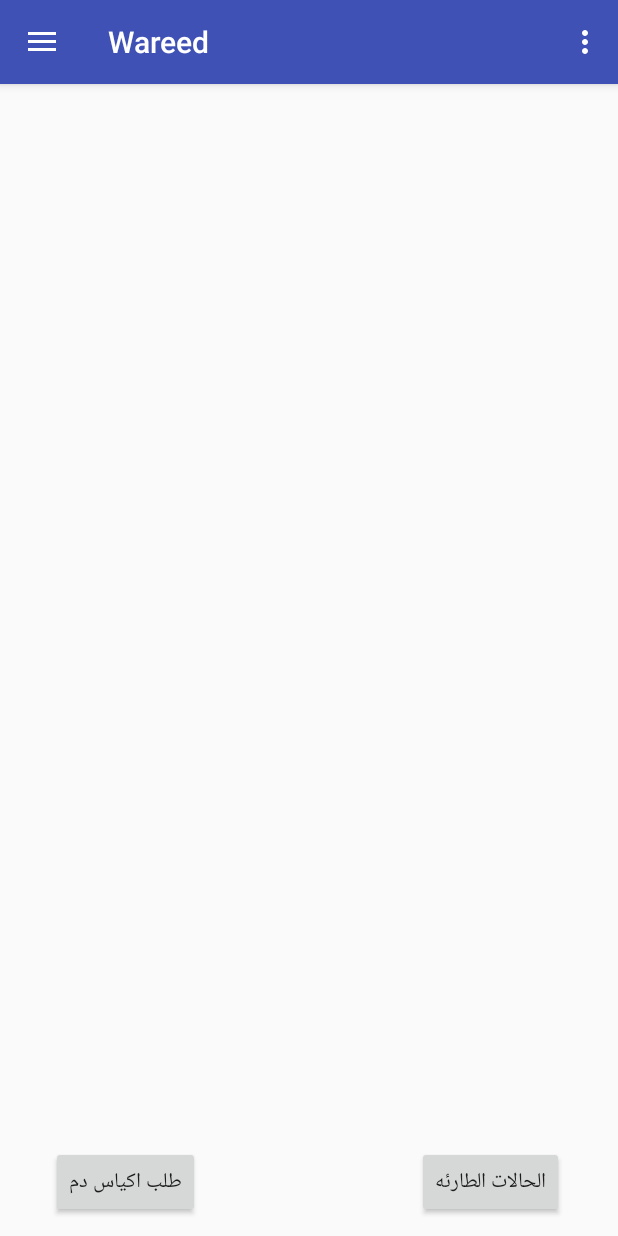
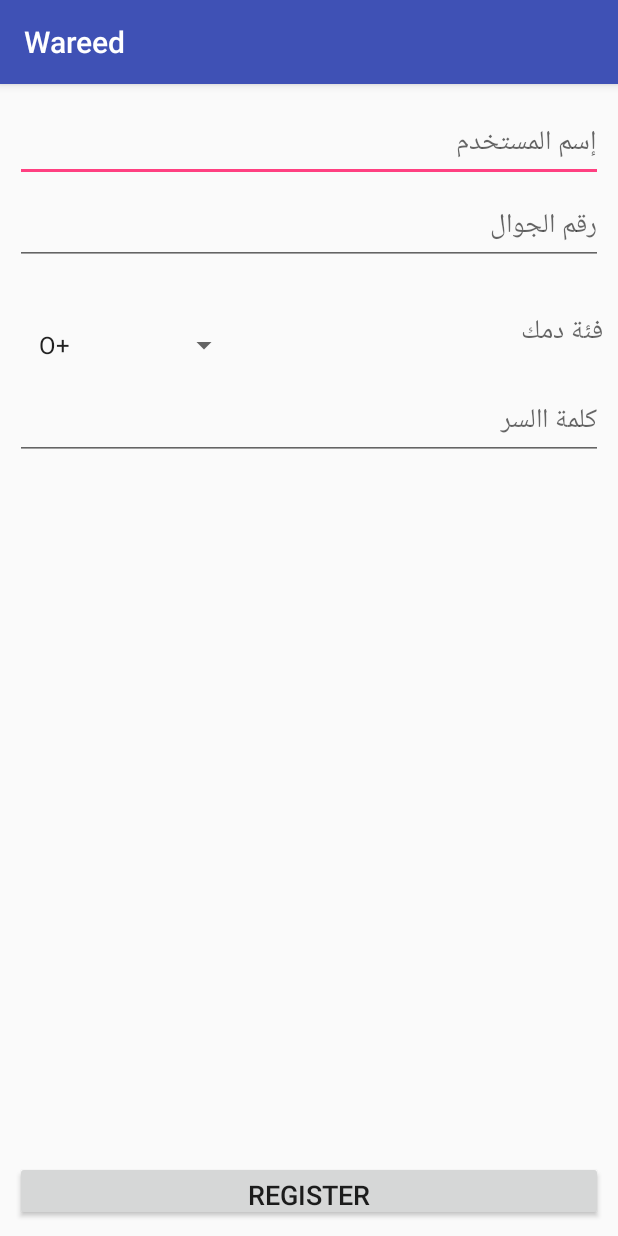
Before and after one commit to d7om7608/Wareed, an Android app: the screen it shows after launch (MainActivity before the commit, RegisterActicity after it), on a phone screen of 412 x 824 dp. Run offline under Robolectric (Android 15) with nearby library versions, the phone set to English and light mode, and no system bars; our stand-ins replace Firebase (no records; nobody signed in at launch, a user with empty details on screens opened directly); libraries missing offline, so code that uses them is left out: com.firebase.ui.

Commit message:
sign using database added

```diff
--- a/app/src/main/AndroidManifest.xml
+++ b/app/src/main/AndroidManifest.xml
@@ -27,6 +27,8 @@
             android:parentActivityName=".MainActivity" />
         <activity android:name=".EmergencyListActivity" />
         <activity android:name=".RequstActivity"></activity>
+        <activity android:name=".RegisterActicity"></activity>
+
     </application>
 
 </manifest>
--- a/app/src/main/java/com/example/d7om7/wareed/MainActivity.java
+++ b/app/src/main/java/com/example/d7om7/wareed/MainActivity.java
@@ -18,12 +18,20 @@ import android.widget.Toast;
 import com.firebase.ui.auth.AuthUI;
 import com.google.firebase.auth.FirebaseAuth;
 import com.google.firebase.auth.FirebaseUser;
+import com.google.firebase.auth.PhoneAuthProvider;
 import com.google.firebase.database.ChildEventListener;
 import com.google.firebase.database.DatabaseReference;
 import com.google.firebase.database.FirebaseDatabase;
 
+import java.util.Arrays;
+
 public class MainActivity extends AppCompatActivity
         implements NavigationView.OnNavigationItemSelectedListener {
+
+//    private static final String TAG = "PhoneAuthActivity";
+
+//    private PhoneAuthProvider.ForceResendingToken mResendToken;
+//    private PhoneAuthProvider.OnVerificationStateChangedCallbacks mCallbacks;
 
     public static final int RC_SIGN_IN = 1;
     private FirebaseDatabase mFirebaseDatabase;
@@ -47,7 +55,7 @@ public class MainActivity extends AppCompatActivity
 
         DrawerLayout drawer = (DrawerLayout) findViewById(R.id.drawer_layout);
         ActionBarDrawerToggle toggle = new ActionBarDrawerToggle(
-            this, drawer, toolbar, R.string.navigation_drawer_open, R.string.navigation_drawer_close);
+                this, drawer, toolbar, R.string.navigation_drawer_open, R.string.navigation_drawer_close);
         drawer.setDrawerListener(toggle);
         toggle.syncState();
 
@@ -60,23 +68,19 @@ public class MainActivity extends AppCompatActivity
                 FirebaseUser user = firebaseAuth.getCurrentUser();
                 if (user != null) {
                     // User is signed in
-                    Toast.makeText(MainActivity.this, "Signed in!", Toast.LENGTH_SHORT).show();
+                    Toast.makeText(MainActivity.this, "", Toast.LENGTH_SHORT).show();
                 } else {
                     // User is signed out
-                    startActivityForResult(
-                            AuthUI.getInstance()
-                                    .createSignInIntentBuilder()
-                                    .setIsSmartLockEnabled(false)
-                                    .setProviders(
-                                            AuthUI.EMAIL_PROVIDER,
-                                            AuthUI.GOOGLE_PROVIDER)
-                                    .build(),
-                            RC_SIGN_IN);
+                    Intent loginIntent = new Intent(MainActivity.this, RegisterActicity.class);
+                    loginIntent.addFlags(Intent.FLAG_ACTIVITY_CLEAR_TOP);
+                    startActivity(loginIntent);
+
                 }
             }
+
         };
+
     }
-
     @Override
     protected void onResume() {
         super.onResume();
@@ -125,6 +129,8 @@ public class MainActivity extends AppCompatActivity
         }
         if (id == R.id.action_sign_out) {
 
+                    AuthUI.getInstance().signOut(this);
+
 
             return true;
         }
--- a/app/src/main/java/com/example/d7om7/wareed/RegisterActicity.java
+++ b/app/src/main/java/com/example/d7om7/wareed/RegisterActicity.java
@@ -1,8 +1,125 @@
 package com.example.d7om7.wareed;
+
+import android.app.ProgressDialog;
+import android.content.Intent;
+import android.os.Bundle;
+import android.support.annotation.NonNull;
+import android.support.annotation.Nullable;
+import android.support.v7.app.AppCompatActivity;
+import android.text.TextUtils;
+import android.util.Log;
+import android.view.View;
+import android.widget.ArrayAdapter;
+import android.widget.Button;
+import android.widget.EditText;
+import android.widget.Spinner;
+import android.widget.Toast;
+
+import com.firebase.ui.auth.User;
+import com.google.android.gms.tasks.OnCompleteListener;
+import com.google.android.gms.tasks.Task;
+import com.google.firebase.auth.AuthResult;
+import com.google.firebase.auth.FirebaseAuth;
+import com.google.firebase.database.DatabaseReference;
+import com.google.firebase.database.FirebaseDatabase;
+
+import java.util.ArrayList;
+import java.util.List;
+
+import static android.R.attr.phoneNumber;
+import static android.R.attr.start;
 
 /**
  * Created by Azura on 7/30/2017.
  */
 
-public class RegisterActicity {
+public class RegisterActicity extends AppCompatActivity {
+
+    private EditText UserNameEditText;
+    private EditText PasswordEditText;
+    private Spinner BloodTypeSpinner;
+    private EditText PhoneNumberEditText;
+
+    private FirebaseDatabase SignFirebaseDatabase;
+    private FirebaseAuth SignAuth;
+    private DatabaseReference SignDataBase;
+    private ProgressDialog SignprogressDialog ;
+
+    @Override
+    protected void onCreate(@Nullable Bundle savedInstanceState) {
+        super.onCreate(savedInstanceState);
+        setContentView(R.layout.activity_register);
+        UserNameEditText = (EditText) findViewById(R.id.signIn_username_editText);
+        PasswordEditText = (EditText) findViewById(R.id.signIn_password_editText);
+        BloodTypeSpinner = (Spinner) findViewById(R.id.blood_type_spinner);
+        PhoneNumberEditText = (EditText) findViewById(R.id.signIn_phoneNumber_editText);
+
+        final List<String> list = new ArrayList<String>();
+        list.add("O+");
+        list.add("O+");
+        list.add("A+");
+        list.add("A-");
+        list.add("B+");
+        list.add("B-");
+        list.add("AB+");
+        list.add("AB-");
+        ArrayAdapter<String> BloodSpinnerAdapter = new ArrayAdapter<String>(this,
+                android.R.layout.simple_list_item_1, list);
+        BloodSpinnerAdapter.setDropDownViewResource(android.R.layout.simple_spinner_dropdown_item);
+        BloodTypeSpinner.setAdapter(BloodSpinnerAdapter);
+
+
+        SignFirebaseDatabase = FirebaseDatabase.getInstance();
+        SignAuth = FirebaseAuth.getInstance();
+        SignprogressDialog = new ProgressDialog(this);
+        SignDataBase = FirebaseDatabase.getInstance().getReference().child("Users");
+    }
+
+    public void DoRegister(View view){
+
+        final String UserName = UserNameEditText.getText().toString().trim();
+        final String UserPassword = PasswordEditText.getText().toString().trim();
+        final String PhoneNumber = PhoneNumberEditText.getText().toString().trim();
+        final String BloodType = BloodTypeSpinner.getSelectedItem().toString().trim();
+
+        if (TextUtils.isEmpty(UserName)||TextUtils.isEmpty(UserPassword)||TextUtils.isEmpty(PhoneNumber)||TextUtils.isEmpty(BloodType)){
+            System.out.print("445");
+            Toast.makeText(RegisterActicity.this,"Missing data",Toast.LENGTH_SHORT).show();
+        }
+        else {
+
+            Toast.makeText(RegisterActicity.this,"no data missing",Toast.LENGTH_SHORT).show();
+            SignprogressDialog.setMessage("Signing up");
+            SignprogressDialog.show();
+            SignAuth.signInAnonymously().addOnCompleteListener(new OnCompleteListener<AuthResult>() {//not name &mail its number and blood instead
+                @Override
+                public void onComplete(@NonNull Task<AuthResult> task) {
+                    Log.d("test","onComplete "+task.isSuccessful());
+                    Toast.makeText(RegisterActicity.this,"in on complete",Toast.LENGTH_SHORT).show();
+                    if(task.isSuccessful()){
+
+                        Toast.makeText(RegisterActicity.this,"task successful",Toast.LENGTH_SHORT).show();
+                        String user_id = SignAuth.getCurrentUser().getUid();
+                        DatabaseReference current_user_db = SignDataBase.child(user_id);
+                        current_user_db.child("UserName").setValue(UserName);
+                        current_user_db.child("PhoneNumber").setValue(PhoneNumber);
+                        current_user_db.child("BloodType").setValue(BloodType);
+                        current_user_db.child("Password").setValue(UserPassword);
+
+
+
+                        Intent mainIntent = new Intent(RegisterActicity.this,MainActivity.class);
+                        mainIntent.addFlags(Intent.FLAG_ACTIVITY_CLEAR_TOP);
+                        startActivity(mainIntent);
+
+
+                    }
+
+                    SignprogressDialog.dismiss();
+                }
+            });
+
+
+        }
+    }
 }
--- a/app/src/main/res/layout/activity_register.xml
+++ b/app/src/main/res/layout/activity_register.xml
@@ -6,15 +6,16 @@
 
     <EditText
         android:layout_width="match_parent"
-        android:layout_height="37dp"
+        android:layout_height="45dp"
         android:id="@+id/signIn_username_editText"
         android:hint="إسم المستخدم"
         android:gravity="right"
-        android:textSize="18sp" />
+        android:textSize="18sp"
+        android:layout_marginTop="10dp"/>
 
     <EditText
         android:layout_width="match_parent"
-        android:layout_height="37dp"
+        android:layout_height="45dp"
         android:id="@+id/signIn_phoneNumber_editText"
         android:hint="رقم الجوال"
         android:gravity="right"
@@ -22,8 +23,50 @@
         android:layout_below="@+id/signIn_username_editText"
         android:layout_alignParentLeft="true"
         android:layout_alignParentStart="true"
-        android:layout_marginTop="12dp" />
+        android:layout_marginTop="10dp"
+        android:inputType="number"/>
 
+    <TextView
+        android:id="@+id/signIn_user_blood_type_editText"
+        android:layout_width="80dp"
+        android:layout_height="45dp"
+        android:layout_marginTop="29dp"
+        android:gravity="right"
+
+        android:hint="فئة دمك"
+        android:textSize="18sp"
+        android:layout_below="@+id/signIn_phoneNumber_editText"
+        android:layout_alignParentEnd="true" />
+
+    <EditText
+        android:layout_width="match_parent"
+        android:layout_height="45dp"
+        android:id="@+id/signIn_password_editText"
+        android:hint="كلمة االسر"
+        android:gravity="right"
+        android:textSize="18sp"
+        android:layout_marginTop="10dp"
+        android:layout_below="@+id/signIn_user_blood_type_editText"
+        android:layout_alignParentStart="true"
+        android:inputType="textPassword" />
+
+    <Button
+        android:id="@+id/register_button"
+        android:layout_width="match_parent"
+        android:layout_height="40dp"
+        android:layout_alignParentBottom="true"
+        android:layout_alignParentStart="true"
+        android:gravity="center"
+        android:onClick="DoRegister"
+        android:text="Register"
+        android:textSize="18sp" />
+
+    <Spinner
+        android:id="@+id/blood_type_spinner"
+        android:layout_width="150dp"
+        android:layout_height="wrap_content"
+        android:layout_alignTop="@+id/signIn_user_blood_type_editText"
+        android:layout_alignParentStart="true" />
 
 
 </RelativeLayout>
--- a/build.gradle
+++ b/build.gradle
@@ -3,6 +3,7 @@
 buildscript {
     repositories {
         jcenter()
+
     }
     dependencies {
         classpath 'com.android.tools.build:gradle:2.3.3'
@@ -15,6 +16,9 @@ buildscript {
 
 allprojects {
     repositories {
+        maven{
+            url "https://maven.google.com"
+        }
         jcenter()
     }
 }
```
Also changed, not shown: app/build.gradle (+18 -15 lines).
